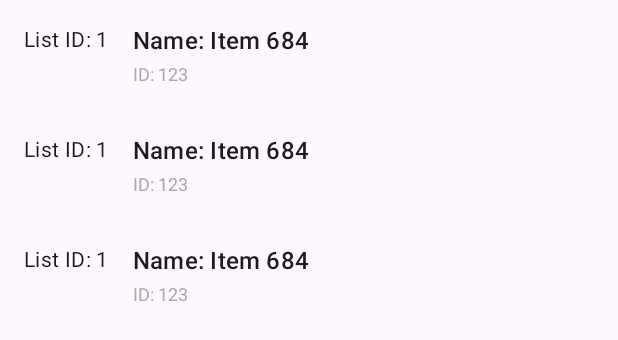
After one commit to timo9036/Fetch_TimothyLiu_Android, an Android app: the layout fragment_item_list.xml on its own in the app's theme, with its tools: preview values and no code run, on a phone screen of 412 x 824 dp. The commit adds this screen. Shown: the top 340 px of the screen. Run offline under Robolectric (Android 15) with nearby library versions, the phone set to English and light mode, and no system bars.

Commit message:
drew screens using xml

```diff
--- a/app/src/main/java/com/example/fetch_timothyliu_android/MainActivity.kt
+++ b/app/src/main/java/com/example/fetch_timothyliu_android/MainActivity.kt
@@ -11,10 +11,5 @@ class MainActivity : AppCompatActivity() {
         super.onCreate(savedInstanceState)
         enableEdgeToEdge()
         setContentView(R.layout.activity_main)
-        ViewCompat.setOnApplyWindowInsetsListener(findViewById(R.id.main)) { v, insets ->
-            val systemBars = insets.getInsets(WindowInsetsCompat.Type.systemBars())
-            v.setPadding(systemBars.left, systemBars.top, systemBars.right, systemBars.bottom)
-            insets
-        }
     }
 }
--- /dev/null
+++ b/app/src/main/java/com/example/fetch_timothyliu_android/ui/fragment/ItemListFragment.kt
@@ -0,0 +1,4 @@
+package com.example.fetch_timothyliu_android.ui.fragment
+
+class ItemListFragment {
+}
--- a/app/src/main/res/layout/activity_main.xml
+++ b/app/src/main/res/layout/activity_main.xml
@@ -1,19 +1,11 @@
 <?xml version="1.0" encoding="utf-8"?>
-<androidx.constraintlayout.widget.ConstraintLayout xmlns:android="http://schemas.android.com/apk/res/android"
+<androidx.fragment.app.FragmentContainerView
+    xmlns:android="http://schemas.android.com/apk/res/android"
     xmlns:app="http://schemas.android.com/apk/res-auto"
     xmlns:tools="http://schemas.android.com/tools"
-    android:id="@+id/main"
+    android:id="@+id/fragment_container"
+    android:name="com.example.fetch_timothyliu_android.ui.fragment.ItemListFragment"
     android:layout_width="match_parent"
     android:layout_height="match_parent"
-    tools:context=".MainActivity">
-
-    <TextView
-        android:layout_width="wrap_content"
-        android:layout_height="wrap_content"
-        android:text="Hello World!"
-        app:layout_constraintBottom_toBottomOf="parent"
-        app:layout_constraintEnd_toEndOf="parent"
-        app:layout_constraintStart_toStartOf="parent"
-        app:layout_constraintTop_toTopOf="parent" />
-
-</androidx.constraintlayout.widget.ConstraintLayout>
+    tools:context=".MainActivity"
+    tools:layout="@layout/fragment_item_list" />
--- /dev/null
+++ b/app/src/main/res/layout/fragment_item_list.xml
@@ -0,0 +1,47 @@
+<?xml version="1.0" encoding="utf-8"?>
+<layout xmlns:android="http://schemas.android.com/apk/res/android"
+    xmlns:app="http://schemas.android.com/apk/res-auto"
+    xmlns:tools="http://schemas.android.com/tools">
+
+    <data>
+        <variable
+            name="viewModel"
+            type="com.example.fetch_timothyliu_android.ui.viewmodel.ItemViewModel" />
+        <import type="android.view.View"/>
+    </data>
+
+    <androidx.constraintlayout.widget.ConstraintLayout
+        android:layout_width="match_parent"
+        android:layout_height="match_parent"
+        tools:context=".ui.main.ItemListFragment">
+
+        <androidx.recyclerview.widget.RecyclerView
+            android:id="@+id/recyclerView"
+            android:layout_width="0dp"
+            android:layout_height="0dp"
+            app:layoutManager="androidx.recyclerview.widget.LinearLayoutManager"
+            app:layout_constraintBottom_toBottomOf="parent"
+            app:layout_constraintEnd_toEndOf="parent"
+            app:layout_constraintStart_toStartOf="parent"
+            app:layout_constraintTop_toTopOf="parent"
+            tools:listitem="@layout/item_layout" />
+
+
+
+        <TextView
+            android:id="@+id/error"
+            android:layout_width="wrap_content"
+            android:layout_height="wrap_content"
+            android:layout_margin="16dp"
+            android:text="@{viewModel.errorMessage}"
+            android:textColor="@android:color/holo_red_dark"
+            android:visibility="@{viewModel.errorMessage != null ? View.VISIBLE : View.GONE}"
+            app:layout_constraintBottom_toBottomOf="parent"
+            app:layout_constraintEnd_toEndOf="parent"
+            app:layout_constraintStart_toStartOf="parent"
+            app:layout_constraintTop_toTopOf="parent"
+            tools:visibility="gone"
+            tools:text="Network Error Occurred"/>
+
+    </androidx.constraintlayout.widget.ConstraintLayout>
+</layout>
--- /dev/null
+++ b/app/src/main/res/layout/item_layout.xml
@@ -0,0 +1,53 @@
+<?xml version="1.0" encoding="utf-8"?>
+<layout xmlns:android="http://schemas.android.com/apk/res/android"
+    xmlns:app="http://schemas.android.com/apk/res-auto"
+    xmlns:tools="http://schemas.android.com/tools">
+
+    <data>
+        <variable
+            name="item"
+            type="com.example.fetch_timothyliu_android.data.model.Item" />
+    </data>
+
+    <androidx.constraintlayout.widget.ConstraintLayout
+        android:layout_width="match_parent"
+        android:layout_height="wrap_content"
+        android:padding="16dp">
+
+        <TextView
+            android:id="@+id/listId"
+            android:layout_width="wrap_content"
+            android:layout_height="wrap_content"
+            android:text='@{"List ID: " + String.valueOf(item.listId)}'
+            android:textAppearance="?attr/textAppearanceListItemSecondary"
+            app:layout_constraintStart_toStartOf="parent"
+            app:layout_constraintTop_toTopOf="parent"
+            tools:text="List ID: 1" />
+
+        <TextView
+            android:id="@+id/name"
+            android:layout_width="0dp"
+            android:layout_height="wrap_content"
+            android:layout_marginStart="16dp"
+            android:text='@{"Name: " + item.name}'
+            android:textAppearance="?attr/textAppearanceListItem"
+            app:layout_constraintEnd_toEndOf="parent"
+            app:layout_constraintStart_toEndOf="@+id/listId"
+            app:layout_constraintTop_toTopOf="@+id/listId"
+            app:layout_constraintBottom_toBottomOf="@+id/listId"
+            tools:text="Name: Item 684" />
+
+        <TextView
+            android:id="@+id/id"
+            android:layout_width="wrap_content"
+            android:layout_height="wrap_content"
+            android:layout_marginTop="4dp"
+            android:text='@{"ID: " + String.valueOf(item.id)}'
+            android:textSize="12sp"
+            android:textColor="@android:color/darker_gray"
+            app:layout_constraintStart_toStartOf="@+id/name"
+            app:layout_constraintTop_toBottomOf="@+id/name"
+            tools:text="ID: 123" />
+
+    </androidx.constraintlayout.widget.ConstraintLayout>
+</layout>
```
